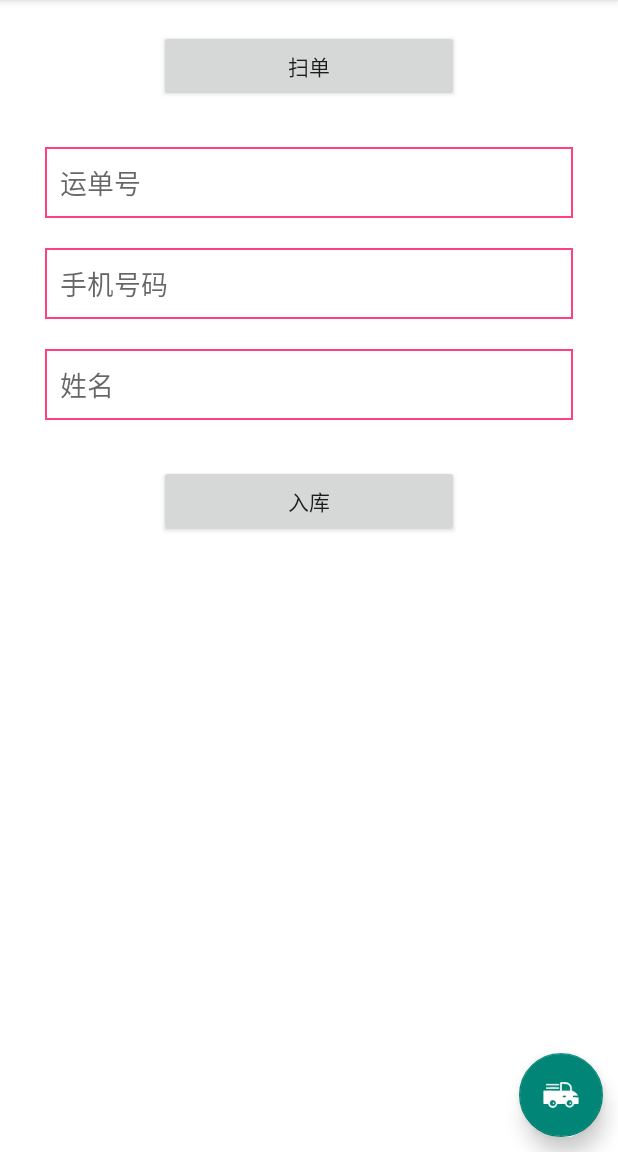
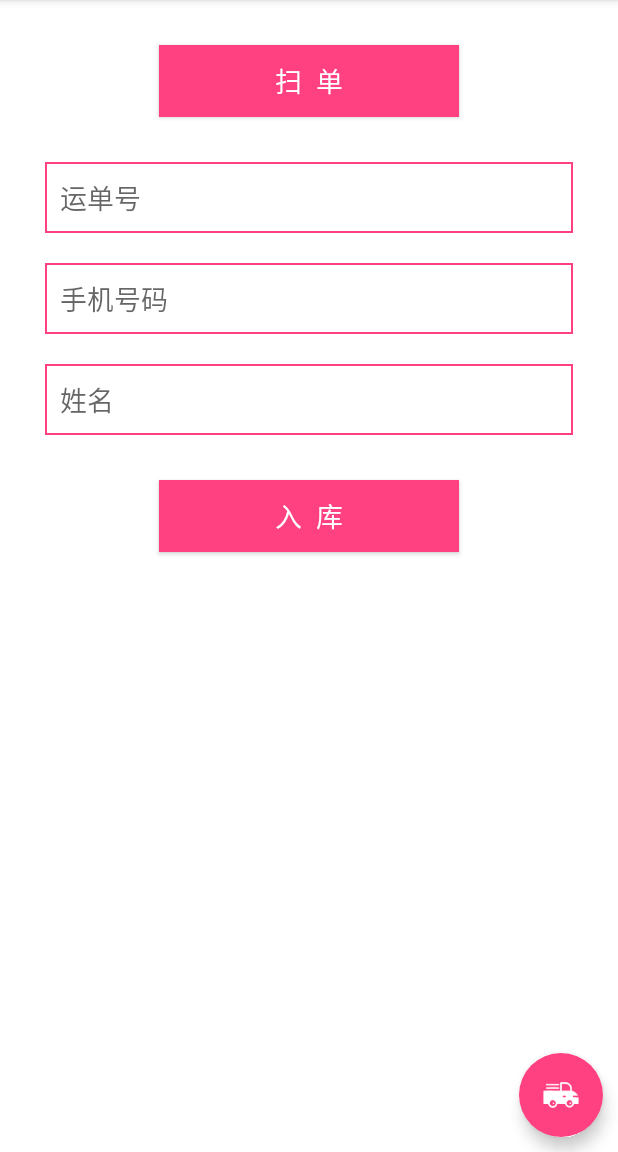
Before and after one commit to BetterZhang/KuaiShou, an Android app: the screen it shows after launch (MainActivity2), on a phone screen of 412 x 824 dp, the part 84-1236 px from its top. Run offline under Robolectric (Android 15) with nearby library versions, the phone set to English and light mode, and no system bars.

Commit message:
布局样式修改

```diff
--- /dev/null
+++ b/app/src/main/res/drawable/selector_fab.xml
@@ -0,0 +1,7 @@
+<?xml version="1.0" encoding="utf-8"?>
+<selector xmlns:android="http://schemas.android.com/apk/res/android">
+
+    <item android:state_pressed="true" android:drawable="@color/colorAccent"/>
+    <item android:state_pressed="false" android:drawable="@color/white"/>
+
+</selector>
--- /dev/null
+++ b/app/src/main/res/drawable/shape_button.xml
@@ -0,0 +1,11 @@
+<?xml version="1.0" encoding="utf-8"?>
+<shape xmlns:android="http://schemas.android.com/apk/res/android">
+
+    <solid android:color="@color/colorAccent"></solid>
+
+    <padding android:left="10dp"
+             android:right="10dp"
+             android:top="10dp"
+             android:bottom="10dp"></padding>
+
+</shape>
--- a/app/src/main/res/layout/activity_main2.xml
+++ b/app/src/main/res/layout/activity_main2.xml
@@ -17,8 +17,11 @@
         app:layout_constraintLeft_toLeftOf="parent"
         app:layout_constraintRight_toRightOf="parent"
         app:layout_constraintTop_toTopOf="parent"
-        android:layout_marginTop="20dp"
-        android:text="扫单"/>
+        android:background="@drawable/shape_button"
+        android:layout_marginTop="30dp"
+        android:text="扫  单"
+        android:textColor="@color/white"
+        android:textSize="18sp"/>
 
     <EditText
         android:id="@+id/et_num"
@@ -31,7 +34,10 @@
         android:layout_marginLeft="30dp"
         android:layout_marginRight="30dp"
         android:layout_marginTop="30dp"
-        android:hint="运单号"/>
+        android:hint="运单号"
+        android:inputType="number"
+        android:maxLength="20"
+        android:singleLine="true"/>
 
     <EditText
         android:id="@+id/et_phone"
@@ -44,7 +50,10 @@
         android:layout_marginLeft="30dp"
         android:layout_marginRight="30dp"
         android:layout_marginTop="20dp"
-        android:hint="手机号码"/>
+        android:hint="手机号码"
+        android:inputType="number"
+        android:maxLength="11"
+        android:singleLine="true"/>
 
     <EditText
         android:id="@+id/et_name"
@@ -57,7 +66,8 @@
         android:layout_marginLeft="30dp"
         android:layout_marginRight="30dp"
         android:layout_marginTop="20dp"
-        android:hint="姓名"/>
+        android:hint="姓名"
+        android:singleLine="true"/>
 
     <Button
         android:id="@+id/btn_store"
@@ -66,9 +76,12 @@
         app:layout_constraintLeft_toLeftOf="parent"
         app:layout_constraintRight_toRightOf="parent"
         app:layout_constraintTop_toBottomOf="@+id/et_name"
+        android:background="@drawable/shape_button"
         android:layout_marginTop="30dp"
         android:layout_marginBottom="20dp"
-        android:text="入库"/>
+        android:text="入  库"
+        android:textColor="@color/white"
+        android:textSize="18sp"/>
 
     <android.support.design.widget.FloatingActionButton
         android:id="@+id/fab_pickup"
@@ -78,7 +91,10 @@
         app:layout_constraintBottom_toBottomOf="parent"
         android:layout_marginBottom="10dp"
         android:layout_marginRight="10dp"
-        app:elevation="8dp"
+        app:elevation="6dp"
+        app:borderWidth="0dp"
+        app:fabSize="normal"
+        app:backgroundTint="@color/colorAccent"
         android:src="@mipmap/pick_up"/>
 
 </android.support.constraint.ConstraintLayout>
```
